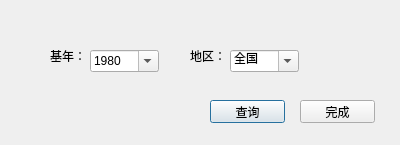
owensss/renkou, file ui/searchobject.ui: the form before one commit.
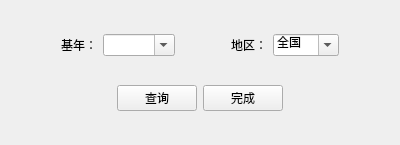
The form after the commit.

What changed in the file:
```diff
--- a/ui/searchobject.ui
+++ b/ui/searchobject.ui
@@ -13,222 +13,58 @@
   <property name="windowTitle">
    <string>查找研究对象</string>
   </property>
-  <widget class="QPushButton" name="searchButton">
-   <property name="geometry">
-    <rect>
-     <x>210</x>
-     <y>100</y>
-     <width>75</width>
-     <height>23</height>
-    </rect>
-   </property>
+  <layout class="QGridLayout" name="gridLayout">
+   <item row="0" column="0">
+    <layout class="QHBoxLayout" name="horizontalLayout">
+     <item>
+      <spacer name="horizontalSpacer_4">
+       <property name="orientation">
+        <enum>Qt::Horizontal</enum>
+       </property>
+       <property name="sizeHint" stdset="0">
+        <size>
+         <width>40</width>
+         <height>20</height>
+        </size>
+       </property>
+      </spacer>
+     </item>
+     <item>
+      <widget class="QLabel" name="labelYear">
    <property name="text">
-    <string>查询</string>
-   </property>
-  </widget>
+        <string>基年：</string>
+       </property>
+      </widget>
+     </item>
+     <item>
   <widget class="QComboBox" name="comboYear">
-   <property name="geometry">
-    <rect>
-     <x>90</x>
-     <y>50</y>
-     <width>69</width>
-     <height>22</height>
-    </rect>
-   </property>
    <property name="editable">
     <bool>true</bool>
    </property>
-   <item>
-    <property name="text">
-     <string>1980</string>
-    </property>
-   </item>
-   <item>
-    <property name="text">
-     <string>1981</string>
-    </property>
-   </item>
-   <item>
-    <property name="text">
-     <string>1982</string>
-    </property>
-   </item>
-   <item>
-    <property name="text">
-     <string>1983</string>
-    </property>
-   </item>
-   <item>
-    <property name="text">
-     <string>1984</string>
-    </property>
-   </item>
-   <item>
-    <property name="text">
-     <string>1985</string>
-    </property>
-   </item>
-   <item>
-    <property name="text">
-     <string>1986</string>
-    </property>
-   </item>
-   <item>
-    <property name="text">
-     <string>1987</string>
-    </property>
-   </item>
-   <item>
-    <property name="text">
-     <string>1988</string>
-    </property>
-   </item>
-   <item>
-    <property name="text">
-     <string>1989</string>
-    </property>
-   </item>
-   <item>
-    <property name="text">
-     <string>1990</string>
-    </property>
-   </item>
-   <item>
-    <property name="text">
-     <string>1991</string>
-    </property>
-   </item>
-   <item>
-    <property name="text">
-     <string>1992</string>
-    </property>
-   </item>
-   <item>
-    <property name="text">
-     <string>1993</string>
-    </property>
-   </item>
-   <item>
-    <property name="text">
-     <string>1994</string>
-    </property>
-   </item>
-   <item>
-    <property name="text">
-     <string>1995</string>
-    </property>
-   </item>
-   <item>
-    <property name="text">
-     <string>1996</string>
-    </property>
-   </item>
-   <item>
-    <property name="text">
-     <string>1997</string>
-    </property>
-   </item>
-   <item>
-    <property name="text">
-     <string>1998</string>
-    </property>
-   </item>
-   <item>
-    <property name="text">
-     <string>1999</string>
-    </property>
-   </item>
-   <item>
-    <property name="text">
-     <string>2000</string>
-    </property>
-   </item>
-   <item>
-    <property name="text">
-     <string>2001</string>
-    </property>
-   </item>
-   <item>
-    <property name="text">
-     <string>2002</string>
-    </property>
-   </item>
-   <item>
-    <property name="text">
-     <string>2003</string>
-    </property>
-   </item>
-   <item>
-    <property name="text">
-     <string>2004</string>
-    </property>
-   </item>
-   <item>
-    <property name="text">
-     <string>2005</string>
-    </property>
-   </item>
-   <item>
-    <property name="text">
-     <string>2006</string>
-    </property>
-   </item>
-   <item>
-    <property name="text">
-     <string>2007</string>
-    </property>
-   </item>
-   <item>
-    <property name="text">
-     <string>2008</string>
-    </property>
-   </item>
-   <item>
-    <property name="text">
-     <string>2009</string>
-    </property>
-   </item>
-   <item>
-    <property name="text">
-     <string>2010</string>
-    </property>
-   </item>
-  </widget>
-  <widget class="QLabel" name="label_3">
-   <property name="geometry">
-    <rect>
-     <x>190</x>
-     <y>50</y>
-     <width>54</width>
-     <height>12</height>
-    </rect>
-   </property>
+      </widget>
+     </item>
+     <item>
+      <spacer name="horizontalSpacer_3">
+       <property name="orientation">
+        <enum>Qt::Horizontal</enum>
+       </property>
+       <property name="sizeHint" stdset="0">
+        <size>
+         <width>40</width>
+         <height>20</height>
+        </size>
+       </property>
+      </spacer>
+     </item>
+     <item>
+      <widget class="QLabel" name="labelArea">
    <property name="text">
     <string>地区：</string>
    </property>
   </widget>
-  <widget class="QLabel" name="label_2">
-   <property name="geometry">
-    <rect>
-     <x>50</x>
-     <y>50</y>
-     <width>54</width>
-     <height>12</height>
-    </rect>
-   </property>
-   <property name="text">
-    <string>基年：</string>
-   </property>
-  </widget>
+     </item>
+     <item>
   <widget class="QComboBox" name="comboArea">
-   <property name="geometry">
-    <rect>
-     <x>230</x>
-     <y>50</y>
-     <width>69</width>
-     <height>22</height>
-    </rect>
-   </property>
    <property name="editable">
     <bool>true</bool>
    </property>
@@ -393,19 +229,73 @@
     </property>
    </item>
   </widget>
-  <widget class="QPushButton" name="pushButton">
-   <property name="geometry">
-    <rect>
-     <x>300</x>
-     <y>100</y>
-     <width>75</width>
-     <height>23</height>
-    </rect>
-   </property>
+     </item>
+     <item>
+      <spacer name="horizontalSpacer_5">
+       <property name="orientation">
+        <enum>Qt::Horizontal</enum>
+       </property>
+       <property name="sizeHint" stdset="0">
+        <size>
+         <width>40</width>
+         <height>20</height>
+        </size>
+       </property>
+      </spacer>
+     </item>
+    </layout>
+   </item>
+   <item row="1" column="0">
+    <layout class="QHBoxLayout" name="horizontalLayout_2">
+     <item>
+      <spacer name="horizontalSpacer">
+       <property name="orientation">
+        <enum>Qt::Horizontal</enum>
+       </property>
+       <property name="sizeHint" stdset="0">
+        <size>
+         <width>40</width>
+         <height>20</height>
+        </size>
+       </property>
+      </spacer>
+     </item>
+     <item>
+      <widget class="QPushButton" name="search">
+       <property name="text">
+        <string>查询</string>
+       </property>
+       <property name="autoDefault">
+        <bool>false</bool>
+       </property>
+      </widget>
+     </item>
+     <item>
+      <widget class="QPushButton" name="ok">
    <property name="text">
     <string>完成</string>
    </property>
-  </widget>
+       <property name="autoDefault">
+        <bool>false</bool>
+       </property>
+      </widget>
+     </item>
+     <item>
+      <spacer name="horizontalSpacer_2">
+       <property name="orientation">
+        <enum>Qt::Horizontal</enum>
+       </property>
+       <property name="sizeHint" stdset="0">
+        <size>
+         <width>40</width>
+         <height>20</height>
+        </size>
+       </property>
+      </spacer>
+     </item>
+    </layout>
+   </item>
+  </layout>
  </widget>
  <resources/>
  <connections/>
```
Left out of the diff: 4 changed lines with no effect on the pictures. Lines whose indentation alone changed are shown as unchanged.
